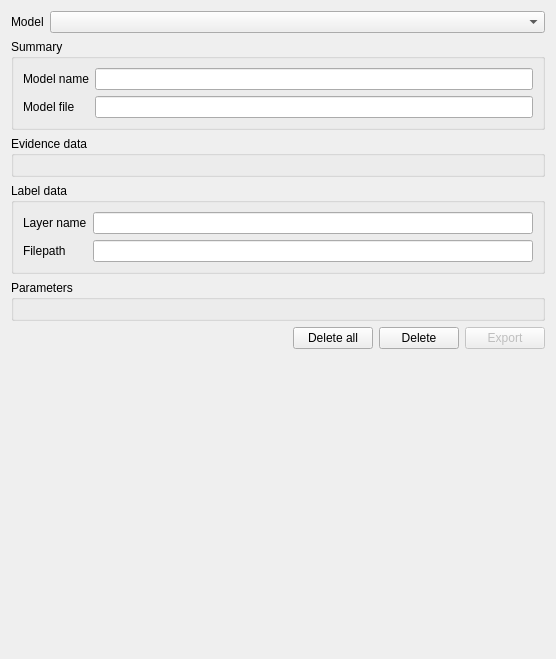
This is eis_qgis_plugin/resources/ui/results/wizard_model_history.ui in GispoCoding/eis_qgis_plugin as Qt 5 draws it before an edit. The edited form follows.
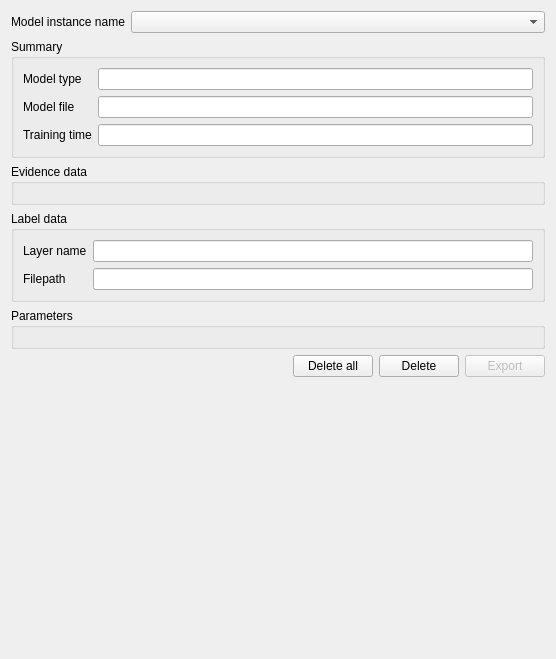
This is the edited form.

Commit message: Model history updates: Add training execution time, fix bug with parameters section, change terminology: model name is now model type, trained models are now called model instances

```diff
--- a/eis_qgis_plugin/resources/ui/results/wizard_model_history.ui
+++ b/eis_qgis_plugin/resources/ui/results/wizard_model_history.ui
@@ -37,7 +37,7 @@
      <item>
       <widget class="QLabel" name="model_selection_label">
        <property name="text">
-        <string>Model</string>
+        <string>Model instance name</string>
        </property>
       </widget>
      </item>
@@ -68,7 +68,7 @@
       <item row="0" column="0">
        <widget class="QLabel" name="model_name_label">
         <property name="text">
-         <string>Model name</string>
+         <string>Model type</string>
         </property>
        </widget>
       </item>
@@ -99,6 +99,16 @@
         </property>
        </widget>
       </item>
+      <item row="2" column="0">
+       <widget class="QLabel" name="training_time_label">
+        <property name="text">
+         <string>Training time</string>
+        </property>
+       </widget>
+      </item>
+      <item row="2" column="1">
+       <widget class="QLineEdit" name="model_training_time"/>
+      </item>
      </layout>
     </widget>
    </item>
```
Left out of the diff: 4 changed lines with no effect on the pictures. The commit also changes 10 other files.
